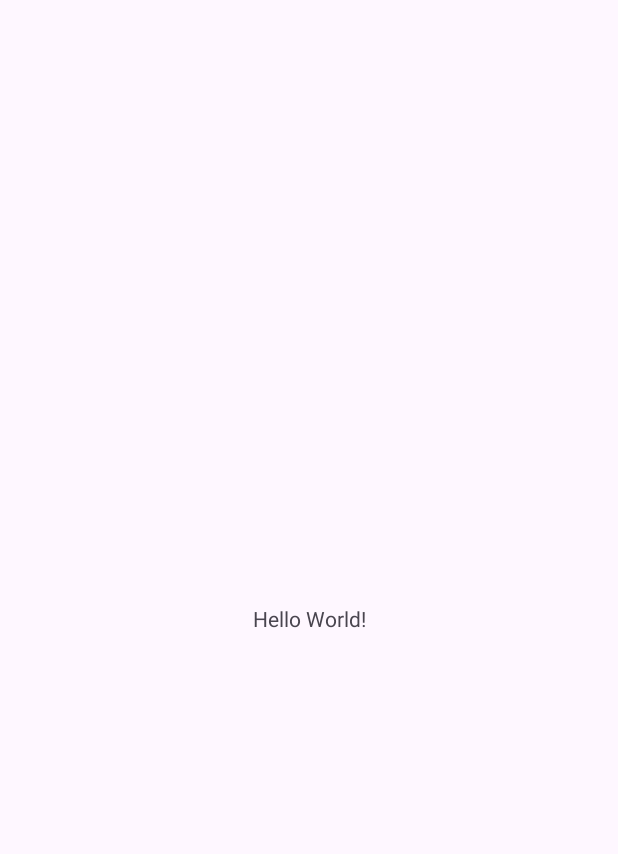
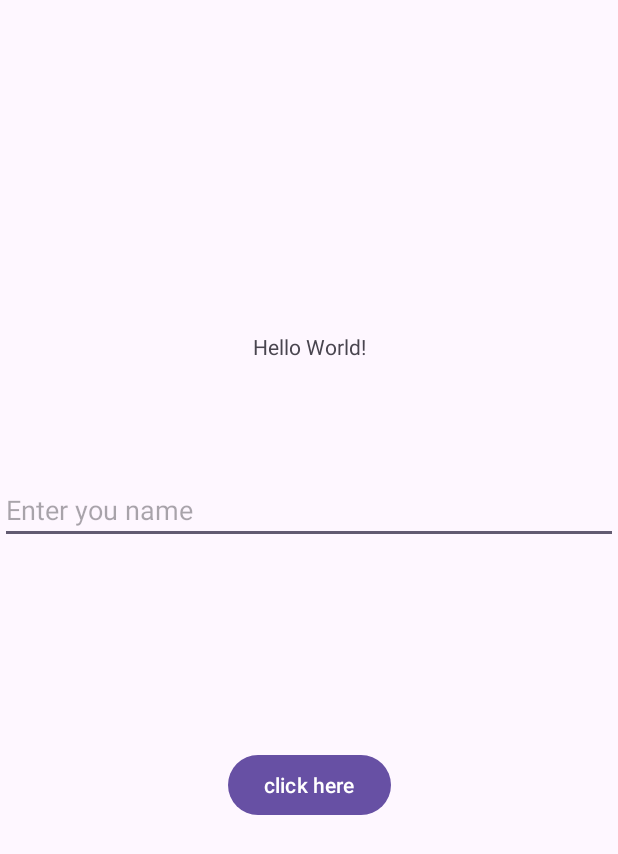
Before and after one commit to guiji2007/Android-Studio-2023-10, an Android app: the screen it shows after launch (MainActivity), on a phone screen of 412 x 824 dp. Before the commit the part shown is almost empty. Shown: the top 854 px of the screen. Run offline under Robolectric (Android 15) with nearby library versions, the phone set to English and light mode, and no system bars.

Commit message:
My second Commit

```diff
--- a/app/build.gradle.kts
+++ b/app/build.gradle.kts
@@ -4,7 +4,7 @@ plugins {
 
 android {
     namespace = "com.zybooks.newasprojectingithub"
-    compileSdk = 33
+    compileSdk = 34
 
     defaultConfig {
         applicationId = "com.zybooks.newasprojectingithub"
--- a/app/src/main/java/com/zybooks/newasprojectingithub/MainActivity.java
+++ b/app/src/main/java/com/zybooks/newasprojectingithub/MainActivity.java
@@ -2,13 +2,41 @@ package com.zybooks.newasprojectingithub;
 
 import androidx.appcompat.app.AppCompatActivity;
 
+import android.annotation.SuppressLint;
 import android.os.Bundle;
+import android.view.View;
+import android.widget.Button;
+import android.widget.EditText;
+import android.widget.TextView;
 
 public class MainActivity extends AppCompatActivity {
 
+
+    TextView textView;
+    EditText editText;
+    Button btnClick;
+
+
+    @SuppressLint("MissingInflatedId")
     @Override
     protected void onCreate(Bundle savedInstanceState) {
         super.onCreate(savedInstanceState);
         setContentView(R.layout.activity_main);
+
+        textView = findViewById(R.id.textview);
+        editText = findViewById(R.id.editext);
+        btnClick = findViewById(R.id.btnClick);
+
+        btnClick.setOnClickListener(new View.OnClickListener() {
+            @Override
+            public void onClick(View v) {
+                String editTXT = editText.getText().toString();
+
+                textView.setText("" + editTXT);
+            }
+        });
+
+
+
     }
 }
--- a/app/src/main/res/layout/activity_main.xml
+++ b/app/src/main/res/layout/activity_main.xml
@@ -7,12 +7,36 @@
     tools:context=".MainActivity">
 
     <TextView
+        android:id="@+id/textview"
         android:layout_width="wrap_content"
         android:layout_height="wrap_content"
         android:text="Hello World!"
         app:layout_constraintBottom_toBottomOf="parent"
         app:layout_constraintEnd_toEndOf="parent"
         app:layout_constraintStart_toStartOf="parent"
+        app:layout_constraintTop_toTopOf="parent"
+        app:layout_constraintVertical_bias="0.275" />
+
+    <EditText
+        android:id="@+id/editext"
+        android:layout_width="0dp"
+        android:layout_height="wrap_content"
+        android:layout_marginTop="317dp"
+        android:hint="Enter you name"
+        app:layout_constraintEnd_toEndOf="parent"
+        app:layout_constraintStart_toStartOf="parent"
         app:layout_constraintTop_toTopOf="parent" />
 
+    <Button
+        android:id="@+id/btnClick"
+        android:layout_width="wrap_content"
+        android:layout_height="wrap_content"
+        android:layout_marginTop="244dp"
+        android:layout_marginBottom="243dp"
+        android:text="click here"
+        app:layout_constraintBottom_toBottomOf="parent"
+        app:layout_constraintEnd_toEndOf="parent"
+        app:layout_constraintStart_toStartOf="parent"
+        app:layout_constraintTop_toTopOf="@+id/textview" />
+
 </androidx.constraintlayout.widget.ConstraintLayout>
```
